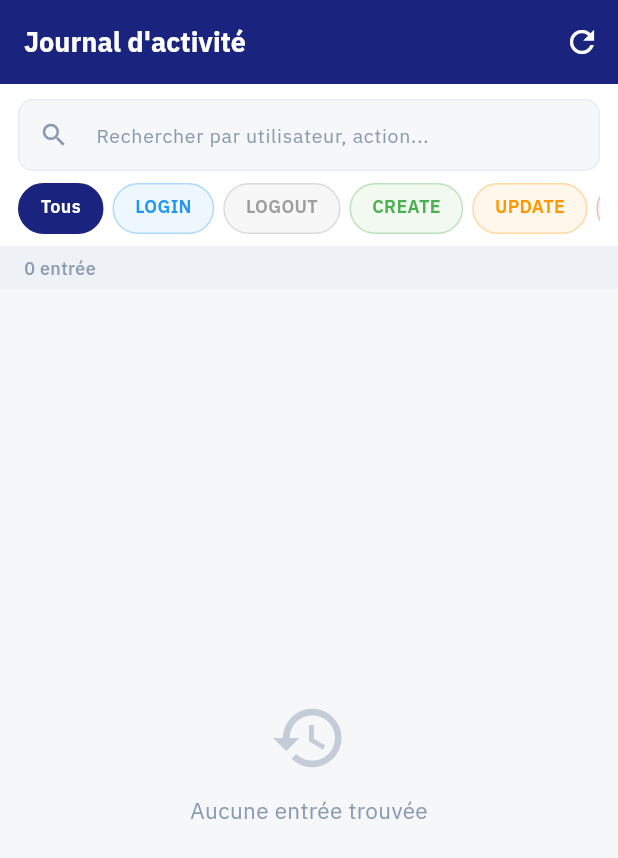
After one commit to BadereddineHaitham/trc_rth, a Flutter app: the AuditLogScreen screen opened by its route, after a tap on the "refresh" icon, on a phone screen of 412 x 824 dp. The commit adds this screen. Shown: the top 858 px of the screen. Run offline on Flutter 3.47's test engine with Material 3 defaults, Android fonts, the phone set to English and light mode, and no system bars; our stand-ins replace cached_network_image, connectivity_plus, dio, file_picker, fl_chart, flutter_svg and 8 more; missing offline and left inert: mobile_scanner, universal_html; accounts and stored records are empty; network calls fail.

Commit message:
feat: audit log screen, performance fix, date fix, selective realtime refresh

```diff
--- /dev/null
+++ b/lib/presentation/audit_log_screen/audit_log_screen.dart
@@ -0,0 +1,469 @@
+import 'dart:async';
+import 'package:flutter/material.dart';
+import '../../core/app_export.dart';
+import '../../services/supabase_service.dart';
+
+class AuditLogScreen extends StatefulWidget {
+  const AuditLogScreen({super.key});
+
+  @override
+  State<AuditLogScreen> createState() => _AuditLogScreenState();
+}
+
+class _AuditLogScreenState extends State<AuditLogScreen> {
+  final _svc = SupabaseService.instance;
+  final _searchCtrl = TextEditingController();
+  final _scrollCtrl = ScrollController();
+
+  List<Map<String, dynamic>> _allLogs = [];
+  List<Map<String, dynamic>> _filtered = [];
+  bool _isLoading = true;
+  bool _isLoadingMore = false;
+  String _selectedAction = 'Tous';
+  int _page = 0;
+  static const int _pageSize = 50;
+  bool _hasMore = true;
+
+  final _actions = [
+    'Tous',
+    'LOGIN',
+    'LOGOUT',
+    'CREATE',
+    'UPDATE',
+    'DELETE',
+    'MAINTENANCE',
+    'ALERT',
+  ];
+
+  @override
+  void initState() {
+    super.initState();
+    _loadLogs();
+    _scrollCtrl.addListener(_onScroll);
+    _searchCtrl.addListener(_applyFilter);
+  }
+
+  @override
+  void dispose() {
+    _searchCtrl.dispose();
+    _scrollCtrl.dispose();
+    super.dispose();
+  }
+
+  void _onScroll() {
+    if (_scrollCtrl.position.pixels >=
+            _scrollCtrl.position.maxScrollExtent - 200 &&
+        !_isLoadingMore &&
+        _hasMore &&
+        _searchCtrl.text.isEmpty &&
+        _selectedAction == 'Tous') {
+      _loadMore();
+    }
+  }
+
+  Future<void> _loadLogs({bool refresh = false}) async {
+    if (refresh) {
+      setState(() {
+        _page = 0;
+        _hasMore = true;
+        _allLogs.clear();
+        _filtered.clear();
+        _isLoading = true;
+      });
+    }
+    try {
+      final data = await _svc.getAuditLogs(limit: _pageSize);
+      if (mounted) {
+        setState(() {
+          _page = 1;
+          _allLogs = data;
+          _hasMore = data.length >= _pageSize;
+          _isLoading = false;
+        });
+        _applyFilter();
+      }
+    } catch (e) {
+      if (mounted) setState(() => _isLoading = false);
+    }
+  }
+
+  Future<void> _loadMore() async {
+    if (_isLoadingMore || !_hasMore) return;
+    setState(() => _isLoadingMore = true);
+    try {
+      final data = await _svc.getAuditLogsPage(
+        limit: _pageSize,
+        offset: _page * _pageSize,
+      );
+      if (mounted) {
+        setState(() {
+          _page++;
+          _allLogs.addAll(data);
+          _hasMore = data.length >= _pageSize;
+          _isLoadingMore = false;
+        });
+        _applyFilter();
+      }
+    } catch (_) {
+      if (mounted) setState(() => _isLoadingMore = false);
+    }
+  }
+
+  void _applyFilter() {
+    final query = _searchCtrl.text.toLowerCase().trim();
+    setState(() {
+      _filtered = _allLogs.where((log) {
+        final matchAction = _selectedAction == 'Tous' ||
+            (log['action'] as String? ?? '')
+                .toUpperCase()
+                .contains(_selectedAction);
+        if (!matchAction) return false;
+        if (query.isEmpty) return true;
+        final desc = (log['description'] as String? ?? '').toLowerCase();
+        final user = (log['username'] as String? ?? '').toLowerCase();
+        final action = (log['action'] as String? ?? '').toLowerCase();
+        return desc.contains(query) ||
+            user.contains(query) ||
+            action.contains(query);
+      }).toList();
+    });
+  }
+
+  Color _colorForAction(String action) {
+    switch (action.toUpperCase()) {
+      case 'LOGIN':
+        return const Color(0xFF2196F3);
+      case 'LOGOUT':
+        return const Color(0xFF9E9E9E);
+      case 'CREATE':
+        return const Color(0xFF4CAF50);
+      case 'UPDATE':
+        return const Color(0xFFFF9800);
+      case 'DELETE':
+        return const Color(0xFFF44336);
+      case 'MAINTENANCE':
+        return const Color(0xFF9C27B0);
+      case 'ALERT':
+        return const Color(0xFFE91E63);
+      default:
+        return AppTheme.primary;
+    }
+  }
+
+  IconData _iconForAction(String action) {
+    switch (action.toUpperCase()) {
+      case 'LOGIN':
+        return Icons.login;
+      case 'LOGOUT':
+        return Icons.logout;
+      case 'CREATE':
+        return Icons.add_circle_outline;
+      case 'UPDATE':
+        return Icons.edit_outlined;
+      case 'DELETE':
+        return Icons.delete_outline;
+      case 'MAINTENANCE':
+        return Icons.build_outlined;
+      case 'ALERT':
+        return Icons.notifications_active_outlined;
+      default:
+        return Icons.history;
+    }
+  }
+
+  String _formatDate(String? raw) {
+    if (raw == null || raw.isEmpty) return '—';
+    try {
+      final dt = DateTime.parse(raw).toLocal();
+      final now = DateTime.now();
+      final diff = now.difference(dt);
+      if (diff.inSeconds < 60) return 'à l\'instant';
+      if (diff.inMinutes < 60) return 'il y a ${diff.inMinutes} min';
+      if (diff.inHours < 24) return 'il y a ${diff.inHours} h';
+      if (diff.inDays == 1) return 'hier à ${dt.hour.toString().padLeft(2, '0')}:${dt.minute.toString().padLeft(2, '0')}';
+      if (diff.inDays < 7) return 'il y a ${diff.inDays} j';
+      return '${dt.day.toString().padLeft(2, '0')}/${dt.month.toString().padLeft(2, '0')}/${dt.year}  ${dt.hour.toString().padLeft(2, '0')}:${dt.minute.toString().padLeft(2, '0')}';
+    } catch (_) {
+      return raw;
+    }
+  }
+
+  @override
+  Widget build(BuildContext context) {
+    return Scaffold(
+      backgroundColor: AppTheme.backgroundLight,
+      appBar: AppBar(
+        backgroundColor: const Color(0xFF1A237E),
+        foregroundColor: Colors.white,
+        elevation: 0,
+        title: Text(
+          'Journal d\'activité',
+          style: GoogleFonts.ibmPlexSans(
+            fontWeight: FontWeight.w700,
+            fontSize: 18,
+            color: Colors.white,
+          ),
+        ),
+        actions: [
+          IconButton(
+            icon: const Icon(Icons.refresh, color: Colors.white),
+            tooltip: 'Actualiser',
+            onPressed: () => _loadLogs(refresh: true),
+          ),
+        ],
+      ),
+      body: Column(
+        children: [
+          // Search + filter bar
+          Container(
+            color: Colors.white,
+            padding: const EdgeInsets.fromLTRB(12, 10, 12, 8),
+            child: Column(
+              children: [
+                // Search field
+                TextField(
+                  controller: _searchCtrl,
+                  decoration: InputDecoration(
+                    hintText: 'Rechercher par utilisateur, action...',
+                    hintStyle: GoogleFonts.ibmPlexSans(
+                        fontSize: 13, color: AppTheme.mutedText),
+                    prefixIcon:
+                        const Icon(Icons.search, size: 20, color: AppTheme.mutedText),
+                    suffixIcon: _searchCtrl.text.isNotEmpty
+                        ? IconButton(
+                            icon: const Icon(Icons.clear, size: 18),
+                            onPressed: () {
+                              _searchCtrl.clear();
+                              _applyFilter();
+                            },
+                          )
+                        : null,
+                    contentPadding:
+                        const EdgeInsets.symmetric(vertical: 8, horizontal: 12),
+                    border: OutlineInputBorder(
+                      borderRadius: BorderRadius.circular(10),
+                      borderSide:
+                          const BorderSide(color: AppTheme.outlineVariantLight),
+                    ),
+                    enabledBorder: OutlineInputBorder(
+                      borderRadius: BorderRadius.circular(10),
+                      borderSide:
+                          const BorderSide(color: AppTheme.outlineVariantLight),
+                    ),
+                    focusedBorder: OutlineInputBorder(
+                      borderRadius: BorderRadius.circular(10),
+                      borderSide: const BorderSide(
+                          color: Color(0xFF1A237E), width: 1.5),
+                    ),
+                    filled: true,
+                    fillColor: AppTheme.backgroundLight,
+                  ),
+                  style: GoogleFonts.ibmPlexSans(fontSize: 13),
+                ),
+                const SizedBox(height: 8),
+                // Action filter chips
+                SizedBox(
+                  height: 34,
+                  child: ListView.separated(
+                    scrollDirection: Axis.horizontal,
+                    itemCount: _actions.length,
+                    separatorBuilder: (_, __) => const SizedBox(width: 6),
+                    itemBuilder: (_, i) {
+                      final a = _actions[i];
+                      final selected = _selectedAction == a;
+                      final color = a == 'Tous'
+                          ? const Color(0xFF1A237E)
+                          : _colorForAction(a);
+                      return GestureDetector(
+                        onTap: () {
+                          setState(() => _selectedAction = a);
+                          _applyFilter();
+                        },
+                        child: AnimatedContainer(
+                          duration: const Duration(milliseconds: 180),
+                          padding: const EdgeInsets.symmetric(
+                              horizontal: 14, vertical: 6),
+                          decoration: BoxDecoration(
+                            color: selected
+                                ? color
+                                : color.withAlpha(20),
+                            borderRadius: BorderRadius.circular(20),
+                            border: Border.all(
+                              color: selected
+                                  ? color
+                                  : color.withAlpha(80),
+                            ),
+                          ),
+                          child: Text(
+                            a,
+                            style: GoogleFonts.ibmPlexSans(
+                              fontSize: 12,
+                              fontWeight: FontWeight.w600,
+                              color: selected ? Colors.white : color,
+                            ),
+                          ),
+                        ),
+                      );
+                    },
+                  ),
+                ),
+              ],
+            ),
+          ),
+
+          // Results count
+          Container(
+            width: double.infinity,
+            padding:
+                const EdgeInsets.symmetric(horizontal: 16, vertical: 6),
+            color: AppTheme.surfaceVariantLight,
+            child: Text(
+              _isLoading
+                  ? 'Chargement...'
+                  : '${_filtered.length} entrée${_filtered.length > 1 ? 's' : ''}'
+                      '${_hasMore && _searchCtrl.text.isEmpty && _selectedAction == 'Tous' ? ' (scroll pour plus)' : ''}',
+              style: GoogleFonts.ibmPlexSans(
+                fontSize: 12,
+                color: AppTheme.mutedText,
+                fontWeight: FontWeight.w500,
+              ),
+            ),
+          ),
+
+          // Log list
+          Expanded(
+            child: _isLoading
+                ? const Center(child: CircularProgressIndicator())
+                : _filtered.isEmpty
+                    ? Center(
+                        child: Column(
+                          mainAxisSize: MainAxisSize.min,
+                          children: [
+                            Icon(Icons.history,
+                                size: 52, color: AppTheme.mutedText.withAlpha(120)),
+                            const SizedBox(height: 12),
+                            Text(
+                              'Aucune entrée trouvée',
+                              style: GoogleFonts.ibmPlexSans(
+                                fontSize: 15,
+                                color: AppTheme.mutedText,
+                              ),
+                            ),
+                          ],
+                        ),
+                      )
+                    : RefreshIndicator(
+                        onRefresh: () => _loadLogs(refresh: true),
+                        child: ListView.builder(
+                          controller: _scrollCtrl,
+                          padding: const EdgeInsets.only(bottom: 24),
+                          itemCount: _filtered.length + (_isLoadingMore ? 1 : 0),
+                          itemBuilder: (ctx, i) {
+                            if (i == _filtered.length) {
+                              return const Padding(
+                                padding: EdgeInsets.all(16),
+                                child: Center(child: CircularProgressIndicator()),
+                              );
+                            }
+                            final log = _filtered[i];
+                            final action =
+                                (log['action'] as String? ?? '').toUpperCase();
+                            final color = _colorForAction(action);
+                            final icon = _iconForAction(action);
+                            final desc =
+                                log['description'] as String? ?? '—';
+                            final user =
+                                log['username'] as String? ?? '—';
+                            final time = _formatDate(
+                                log['created_at'] as String?);
+                            final isLast = i == _filtered.length - 1;
+
+                            return Column(
+                              children: [
+                                ListTile(
+                                  contentPadding: const EdgeInsets.symmetric(
+                                      horizontal: 16, vertical: 6),
+                                  leading: Container(
+                                    width: 40,
+                                    height: 40,
+                                    decoration: BoxDecoration(
+                                      color: color.withAlpha(25),
+                                      borderRadius: BorderRadius.circular(10),
+                                    ),
+                                    child: Icon(icon, color: color, size: 20),
+                                  ),
+                                  title: Text(
+                                    desc,
+                                    style: GoogleFonts.ibmPlexSans(
+                                      fontSize: 13,
+                                      fontWeight: FontWeight.w500,
+                                      color: AppTheme.darkCharcoal,
+                                    ),
+                                  ),
+                                  subtitle: Padding(
+                                    padding: const EdgeInsets.only(top: 3),
+                                    child: Row(
+                                      children: [
+                                        Icon(Icons.person_outline,
+                                            size: 12, color: AppTheme.mutedText),
+                                        const SizedBox(width: 3),
+                                        Flexible(
+                                          child: Text(
+                                            user,
+                                            style: GoogleFonts.ibmPlexSans(
+                                              fontSize: 11,
+                                              color: AppTheme.mutedText,
+                                            ),
+                                            overflow: TextOverflow.ellipsis,
+                                          ),
+                                        ),
+                                        const SizedBox(width: 8),
+                                        Icon(Icons.access_time,
+                                            size: 12, color: AppTheme.mutedText),
+                                        const SizedBox(width: 3),
+                                        Text(
+                                          time,
+                                          style: GoogleFonts.ibmPlexSans(
+                                            fontSize: 11,
+                                            color: AppTheme.mutedText,
+                                          ),
+                                        ),
+                                      ],
+                                    ),
+                                  ),
+                                  trailing: Container(
+                                    padding: const EdgeInsets.symmetric(
+                                        horizontal: 8, vertical: 3),
+                                    decoration: BoxDecoration(
+                                      color: color.withAlpha(20),
+                                      borderRadius: BorderRadius.circular(6),
+                                      border:
+                                          Border.all(color: color.withAlpha(80)),
+                                    ),
+                                    child: Text(
+                                      action,
+                                      style: GoogleFonts.ibmPlexSans(
+                                        fontSize: 10,
+                                        fontWeight: FontWeight.w700,
+                                        color: color,
+                                      ),
+                                    ),
+                                  ),
+                                ),
+                                if (!isLast)
+                                  const Divider(
+                                    height: 1,
+                                    indent: 68,
+                                    color: AppTheme.outlineVariantLight,
+                                  ),
+                              ],
+                            );
+                          },
+                        ),
+                      ),
+          ),
+        ],
+      ),
+    );
+  }
+}
--- a/lib/routes/app_routes.dart
+++ b/lib/routes/app_routes.dart
@@ -11,6 +11,7 @@ import '../presentation/equipment_definitions_screen/equipment_definitions_scree
 import '../presentation/alerts_screen/alerts_screen.dart';
 import '../presentation/user_management_screen/user_management_screen.dart';
 import '../presentation/profile_screen/profile_screen.dart';
+import '../presentation/audit_log_screen/audit_log_screen.dart';
 
 class AppRoutes {
   static const String initial = '/';
@@ -25,6 +26,7 @@ class AppRoutes {
   static const String alertsScreen = '/alerts-screen';
   static const String userManagementScreen = '/user-management-screen';
   static const String profileScreen = '/profile-screen';
+  static const String auditLogScreen = '/audit-log-screen';
 }
 
 Page<T> _noTransition<T>(LocalKey key, Widget child) =>
@@ -155,5 +157,10 @@ final GoRouter appRouter = GoRouter(
         return _slideUp(state.pageKey, ProfileScreen(role: role, username: username));
       },
     ),
+    GoRoute(
+      path: AppRoutes.auditLogScreen,
+      pageBuilder: (context, state) =>
+          _slideUp(state.pageKey, const AuditLogScreen()),
+    ),
   ],
 );
```
Also changed, not shown: lib/presentation/park_home_screen/park_home_screen.dart (+65 -5 lines), lib/presentation/superadmin_dashboard_screen/superadmin_dashboard_screen.dart (+8 -3 lines), lib/services/supabase_service.dart (+18 -4 lines).
